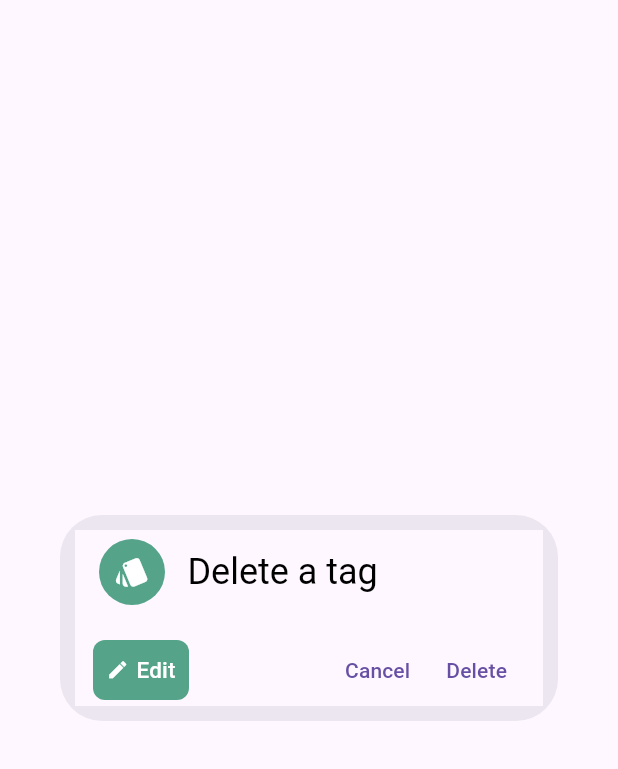
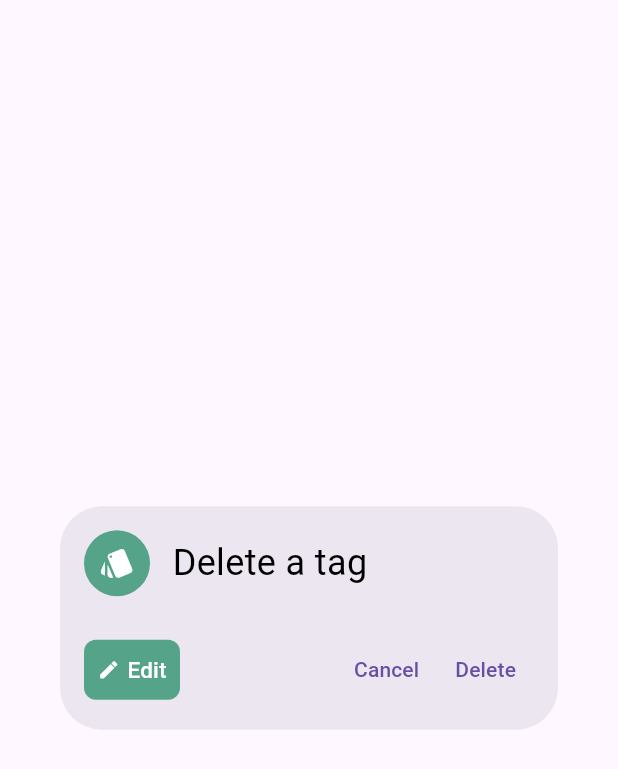
Before and after one commit to rishavmngo/Timer-app, a Flutter app: the ModifyDailogue widget shown alone on an empty page, opened directly with sample values from the repository, on a phone screen of 412 x 824 dp. Shown: the top 769 px of the screen. Run offline on Flutter 3.47's test engine with Material 3 defaults, Android fonts, the phone set to English and light mode, and no system bars; our stand-ins replace cloud_firestore, firebase_auth, firebase_core, flutter_riverpod, modal_bottom_sheet, scrollable_positioned_list and 1 more; accounts and stored records are empty.

Commit message:
fixed issue #2

```diff
--- a/lib/widgets/modify_dailogue.dart
+++ b/lib/widgets/modify_dailogue.dart
@@ -1,3 +1,5 @@
+import 'dart:developer';
+
 import 'package:flutter/material.dart';
 import 'package:flutter_riverpod/flutter_riverpod.dart';
 import 'package:timer_app/db/db_service.dart';
@@ -14,30 +16,32 @@ class ModifyDailogue extends StatefulWidget {
 }
 
 class _ModifyDailogueState extends State<ModifyDailogue> {
-  bool isEdit = false;
+  bool isSecondScreen = false;
 
-  void toggleEditMode() {
+  void toggleScreen() {
     setState(() {
-      isEdit = !isEdit;
+      isSecondScreen = !isSecondScreen;
     });
   }
 
   @override
   Widget build(BuildContext context) {
     return Dialog(
+      child: AnimatedSize(
+        duration: const Duration(milliseconds: 300),
         child: Container(
-        clipBehavior: Clip.hardEdge,
-        height: isEdit
-            ? (MediaQuery.sizeOf(context).height / 3)
-            : (MediaQuery.sizeOf(context).height / 6),
-        decoration: BoxDecoration(borderRadius: BorderRadius.circular(30)),
-        child: Navigator(
-          clipBehavior: Clip.hardEdge,
-          onGenerateRoute: (settings) => MaterialPageRoute(
-            builder: (context) => YourFirstScreen(
-              tag: widget.tag,
-              toggleEdit: toggleEditMode,
-            ), // First screen
+          constraints: BoxConstraints(
+            maxHeight: MediaQuery.of(context).size.height * 0.8,
+            maxWidth: MediaQuery.of(context).size.width * 0.9,
+          ),
+          decoration: BoxDecoration(
+            borderRadius: BorderRadius.circular(20),
+          ),
+          child: ClipRRect(
+            borderRadius: BorderRadius.circular(20),
+            child: isSecondScreen
+                ? SecondScreen(tag: widget.tag, onBack: toggleScreen)
+                : FirstScreen(tag: widget.tag, onNext: toggleScreen),
           ),
         ),
       ),
@@ -45,17 +49,17 @@ class _ModifyDailogueState extends State<ModifyDailogue> {
   }
 }
 
-class YourFirstScreen extends ConsumerStatefulWidget {
-  final Function toggleEdit;
+class FirstScreen extends ConsumerStatefulWidget {
   final Tag tag;
-  const YourFirstScreen(
-      {super.key, required this.toggleEdit, required this.tag});
+  final VoidCallback onNext;
+
+  const FirstScreen({super.key, required this.tag, required this.onNext});
 
   @override
-  YourFirstScreenState createState() => YourFirstScreenState();
+  FirstScreenState createState() => FirstScreenState();
 }
 
-class YourFirstScreenState extends ConsumerState<YourFirstScreen> {
+class FirstScreenState extends ConsumerState<FirstScreen> {
   Future<void> deleteTag(String id) async {
     final dbService = DbService();
     try {
@@ -63,18 +67,18 @@ class YourFirstScreenState extends ConsumerState<YourFirstScreen> {
 
       ref.read(tagsListProvider.notifier).refreshTags();
     } catch (e) {
-      print(e.toString());
+      log(e.toString());
     }
   }
 
   @override
   Widget build(BuildContext context) {
     return Container(
-      padding: const EdgeInsets.symmetric(vertical: 10, horizontal: 10),
-      //decoration: BoxDecoration(),
-      child: Scaffold(
-        appBar: AppBar(
-            title: Row(
+      padding: const EdgeInsets.all(16),
+      child: Column(
+        mainAxisSize: MainAxisSize.min,
+        children: [
+          Row(
             children: [
               Container(
                 padding: const EdgeInsets.all(10),
@@ -93,12 +97,12 @@ class YourFirstScreenState extends ConsumerState<YourFirstScreen> {
                     color: Colors.black,
                     fontSize: 24,
                     fontWeight: FontWeight.w400),
-            )
+              ),
             ],
-        )),
-        body: Container(
-          padding: const EdgeInsets.symmetric(horizontal: 12),
-          child: Column(mainAxisAlignment: MainAxisAlignment.end, children: [
+          ),
+          const SizedBox(height: 25),
+          //const Spacer(),
+          Column(mainAxisAlignment: MainAxisAlignment.end, children: [
             Row(
               mainAxisAlignment: MainAxisAlignment.spaceBetween,
               children: [
@@ -110,14 +114,7 @@ class YourFirstScreenState extends ConsumerState<YourFirstScreen> {
                         shape: RoundedRectangleBorder(
                             borderRadius: BorderRadius.circular(8))),
                     onPressed: () {
-                      widget.toggleEdit();
-                      Navigator.push(
-                        context,
-                        MaterialPageRoute(
-                            builder: (context) => YourSecondScreen(
-                                toggleEdit: widget.toggleEdit,
-                                tag: widget.tag)),
-                      );
+                      widget.onNext();
                     },
                     child: const Row(
                       children: [
@@ -159,24 +156,24 @@ class YourFirstScreenState extends ConsumerState<YourFirstScreen> {
                 ),
               ],
             ),
-          ]),
-        ),
+          ])
+        ],
       ),
     );
   }
 }
 
-class YourSecondScreen extends ConsumerStatefulWidget {
-  final Function toggleEdit;
+class SecondScreen extends ConsumerStatefulWidget {
   final Tag tag;
-  const YourSecondScreen(
-      {super.key, required this.toggleEdit, required this.tag});
+  final VoidCallback onBack;
+
+  const SecondScreen({super.key, required this.tag, required this.onBack});
 
   @override
-  YourSecondScreenState createState() => YourSecondScreenState();
+  SecondScreenState createState() => SecondScreenState();
 }
 
-class YourSecondScreenState extends ConsumerState<YourSecondScreen> {
+class SecondScreenState extends ConsumerState<SecondScreen> {
   final TextEditingController _nameController = TextEditingController();
   Color selectedTagColor = Colors.black;
 
@@ -189,23 +186,31 @@ class YourSecondScreenState extends ConsumerState<YourSecondScreen> {
     });
   }
 
+  Future<void> updateTag(Tag tag) async {
+    final dbService = DbService();
+    try {
+      await dbService.updateTag(tag);
+      ref.read(tagsListProvider.notifier).refreshTags();
+    } catch (e) {
+      log(e.toString());
+    }
+  }
+
   @override
   Widget build(BuildContext context) {
-    return Scaffold(
-      appBar: AppBar(
-          leading: IconButton(
-              onPressed: () {
-                widget.toggleEdit();
-                Navigator.pop(context);
-              },
-              icon: Icon(Icons.arrow_back)),
-          title: Text('Edit')),
-      body: Container(
-        padding: const EdgeInsets.symmetric(horizontal: 12, vertical: 12),
+    return Container(
+      padding: const EdgeInsets.all(16),
       child: Column(
         mainAxisSize: MainAxisSize.min,
-          mainAxisAlignment: MainAxisAlignment.end,
+        crossAxisAlignment: CrossAxisAlignment.start,
         children: [
+          GestureDetector(
+            onTap: widget.onBack,
+            child: const Icon(size: 20, Icons.arrow_back_ios),
+          ),
+          const SizedBox(
+            height: 10,
+          ),
           TextField(
             controller: _nameController,
             decoration: const InputDecoration(label: Text("Tag Name")),
@@ -215,8 +220,7 @@ class YourSecondScreenState extends ConsumerState<YourSecondScreen> {
               height: 80,
               width: MediaQuery.sizeOf(context).width,
               child: GridView.builder(
-                    gridDelegate:
-                        const SliverGridDelegateWithFixedCrossAxisCount(
+                  gridDelegate: const SliverGridDelegateWithFixedCrossAxisCount(
                     crossAxisCount: 8, // Number of columns
                     crossAxisSpacing: 10,
                     mainAxisSpacing: 10,
@@ -231,8 +235,7 @@ class YourSecondScreenState extends ConsumerState<YourSecondScreen> {
                       },
                       child: Container(
                           decoration: BoxDecoration(
-                                shape: BoxShape.circle,
-                                color: tagColors[index]),
+                              shape: BoxShape.circle, color: tagColors[index]),
                           child: (tagColors[index].value ==
                                   selectedTagColor.value)
                               ? Container(
@@ -251,7 +254,7 @@ class YourSecondScreenState extends ConsumerState<YourSecondScreen> {
                               : Container()),
                     );
                   })),
-            const Spacer(),
+          //const Spacer(),
           Row(
             mainAxisAlignment: MainAxisAlignment.end,
             children: [
@@ -260,7 +263,6 @@ class YourSecondScreenState extends ConsumerState<YourSecondScreen> {
                       backgroundColor: Colors.transparent,
                       side: BorderSide.none),
                   onPressed: () {
-                      //toggleEdit();
                     Navigator.of(context, rootNavigator: true).pop();
                   },
                   child: const Text("Discard")),
@@ -268,13 +270,20 @@ class YourSecondScreenState extends ConsumerState<YourSecondScreen> {
                   style: TextButton.styleFrom(
                       backgroundColor: Colors.transparent,
                       side: BorderSide.none),
-                    onPressed: () {},
+                  onPressed: () async {
+                    await updateTag(Tag(
+                        id: widget.tag.id,
+                        name: _nameController.text,
+                        color: selectedTagColor));
+                    if (context.mounted) {
+                      Navigator.of(context, rootNavigator: true).pop();
+                    }
+                  },
                   child: const Text("Save"))
             ],
           )
         ],
       ),
-      ),
     );
   }
 }
```
Lines whose indentation alone changed are shown as unchanged.
